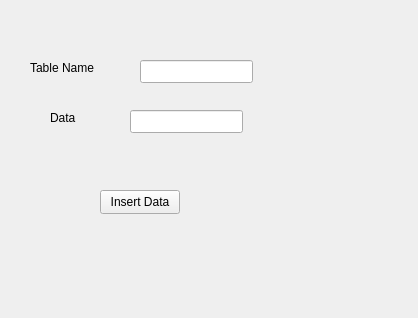
Old version of the form insertdatawindow.ui in the repository Rvosuke/SQL.
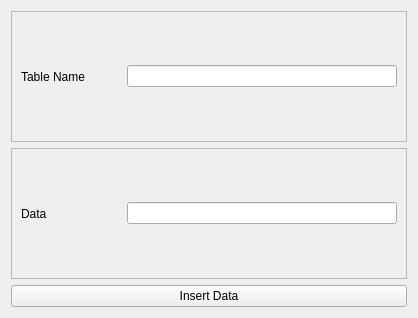
New version of the form.

What changed in the file:
```diff
--- a/insertdatawindow.ui
+++ b/insertdatawindow.ui
@@ -25,65 +25,71 @@
   <property name="windowTitle">
    <string>Form</string>
   </property>
+  <layout class="QVBoxLayout" name="verticalLayout">
+   <item>
+    <widget class="QFrame" name="frame">
+     <property name="frameShape">
+      <enum>QFrame::StyledPanel</enum>
+     </property>
+     <property name="frameShadow">
+      <enum>QFrame::Raised</enum>
+     </property>
+     <layout class="QHBoxLayout" name="horizontalLayout">
+      <item>
   <widget class="QLabel" name="label">
-   <property name="geometry">
-    <rect>
-     <x>30</x>
-     <y>60</y>
-     <width>91</width>
-     <height>16</height>
-    </rect>
+        <property name="minimumSize">
+         <size>
+          <width>100</width>
+          <height>0</height>
+         </size>
    </property>
    <property name="text">
     <string>Table Name</string>
    </property>
   </widget>
+      </item>
+      <item>
+       <widget class="QLineEdit" name="tableNameLineEdit"/>
+      </item>
+     </layout>
+    </widget>
+   </item>
+   <item>
+    <widget class="QFrame" name="frame_2">
+     <property name="frameShape">
+      <enum>QFrame::StyledPanel</enum>
+     </property>
+     <property name="frameShadow">
+      <enum>QFrame::Raised</enum>
+     </property>
+     <layout class="QHBoxLayout" name="horizontalLayout_2">
+      <item>
   <widget class="QLabel" name="label_2">
-   <property name="geometry">
-    <rect>
-     <x>50</x>
-     <y>110</y>
-     <width>53</width>
-     <height>16</height>
-    </rect>
+        <property name="minimumSize">
+         <size>
+          <width>100</width>
+          <height>0</height>
+         </size>
    </property>
    <property name="text">
     <string>Data</string>
    </property>
   </widget>
-  <widget class="QLineEdit" name="tableNameLineEdit">
-   <property name="geometry">
-    <rect>
-     <x>140</x>
-     <y>60</y>
-     <width>113</width>
-     <height>23</height>
-    </rect>
-   </property>
-  </widget>
-  <widget class="QLineEdit" name="dataLineEdit">
-   <property name="geometry">
-    <rect>
-     <x>130</x>
-     <y>110</y>
-     <width>113</width>
-     <height>23</height>
-    </rect>
-   </property>
-  </widget>
+      </item>
+      <item>
+       <widget class="QLineEdit" name="dataLineEdit"/>
+      </item>
+     </layout>
+    </widget>
+   </item>
+   <item>
   <widget class="QPushButton" name="insertDataButton">
-   <property name="geometry">
-    <rect>
-     <x>100</x>
-     <y>190</y>
-     <width>80</width>
-     <height>24</height>
-    </rect>
-   </property>
    <property name="text">
     <string>Insert Data</string>
    </property>
   </widget>
+   </item>
+  </layout>
  </widget>
  <resources/>
  <connections/>
```
Lines whose indentation alone changed are shown as unchanged.
